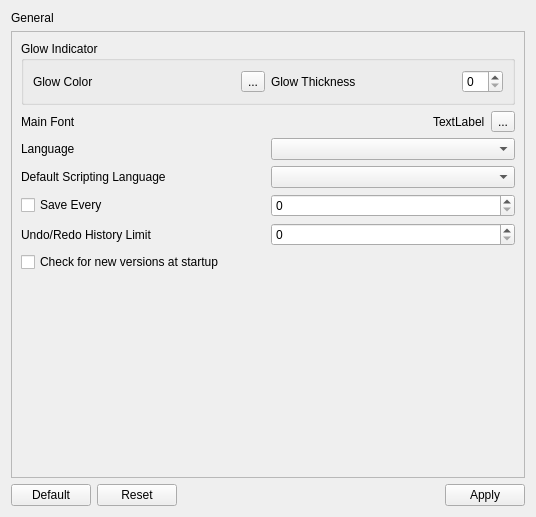
Old version of the form app/src/ui/GeneralApplicationSettings.ui in the repository LabRPS/LabRPS.
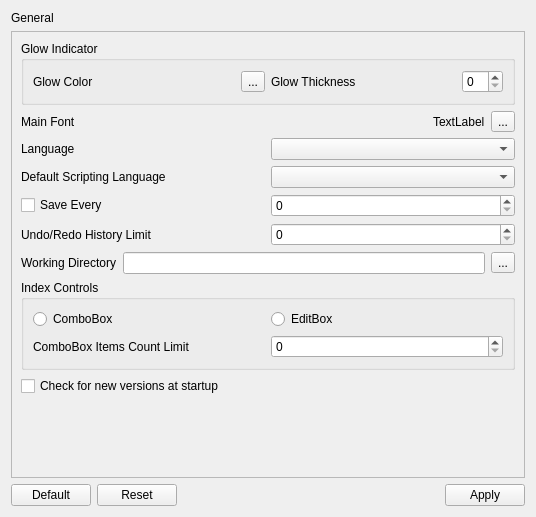
New version of the form. Custom widgets are drawn as their Qt base class.

The edit to the form file:
```diff
--- a/app/src/ui/GeneralApplicationSettings.ui
+++ b/app/src/ui/GeneralApplicationSettings.ui
@@ -207,6 +207,79 @@
          </item>
         </layout>
        </item>
+       <item>
+        <layout class="QHBoxLayout" name="horizontalLayout_11">
+         <item>
+          <widget class="QLabel" name="workingDirectoryLabel">
+           <property name="text">
+            <string>Working Directory</string>
+           </property>
+          </widget>
+         </item>
+         <item>
+          <widget class="QLineEdit" name="workingDirectorylineEdit"/>
+         </item>
+         <item>
+          <widget class="QToolButton" name="workingDirectoryButton">
+           <property name="text">
+            <string>...</string>
+           </property>
+          </widget>
+         </item>
+        </layout>
+       </item>
+       <item>
+        <widget class="QGroupBox" name="indexControlsGroupBox">
+         <property name="title">
+          <string>Index Controls</string>
+         </property>
+         <layout class="QVBoxLayout" name="verticalLayout_3">
+          <item>
+           <layout class="QHBoxLayout" name="horizontalLayout_12">
+            <item>
+             <layout class="QHBoxLayout" name="horizontalLayout_13">
+              <property name="spacing">
+               <number>6</number>
+              </property>
+              <item>
+               <widget class="QRadioButton" name="comboBoxRadioButton">
+                <property name="text">
+                 <string>ComboBox</string>
+                </property>
+               </widget>
+              </item>
+             </layout>
+            </item>
+            <item>
+             <layout class="QHBoxLayout" name="horizontalLayout_14">
+              <item>
+               <widget class="QRadioButton" name="editBoxRadioButton">
+                <property name="text">
+                 <string>EditBox</string>
+                </property>
+               </widget>
+              </item>
+             </layout>
+            </item>
+           </layout>
+          </item>
+          <item>
+           <layout class="QHBoxLayout" name="horizontalLayout_10">
+            <item>
+             <widget class="QLabel" name="comboBoxItemsCountLimitLabel">
+              <property name="text">
+               <string>ComboBox Items Count Limit</string>
+              </property>
+             </widget>
+            </item>
+            <item>
+             <widget class="QSpinBox" name="comboBoxItemsCountLimitSpinBox"/>
+            </item>
+           </layout>
+          </item>
+         </layout>
+        </widget>
+       </item>
        <item>
         <widget class="QCheckBox" name="versionCheckBox">
          <property name="text">
```
